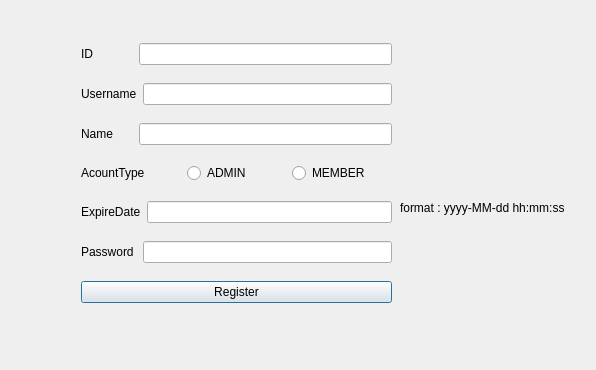
First picture: the form in Login/window_registernewaccount.ui, repository Nilsae/LibraryManagementSystem, before the edit.
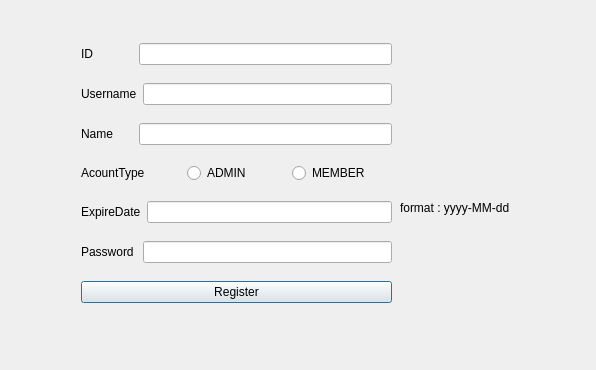
Second picture: the form after the edit.

Patch:
```diff
--- a/Login/window_registernewaccount.ui
+++ b/Login/window_registernewaccount.ui
@@ -23,7 +23,7 @@
     </rect>
    </property>
    <property name="text">
-    <string>format : yyyy-MM-dd hh:mm:ss</string>
+    <string>format : yyyy-MM-dd</string>
    </property>
   </widget>
   <widget class="QWidget" name="layoutWidget">
```
